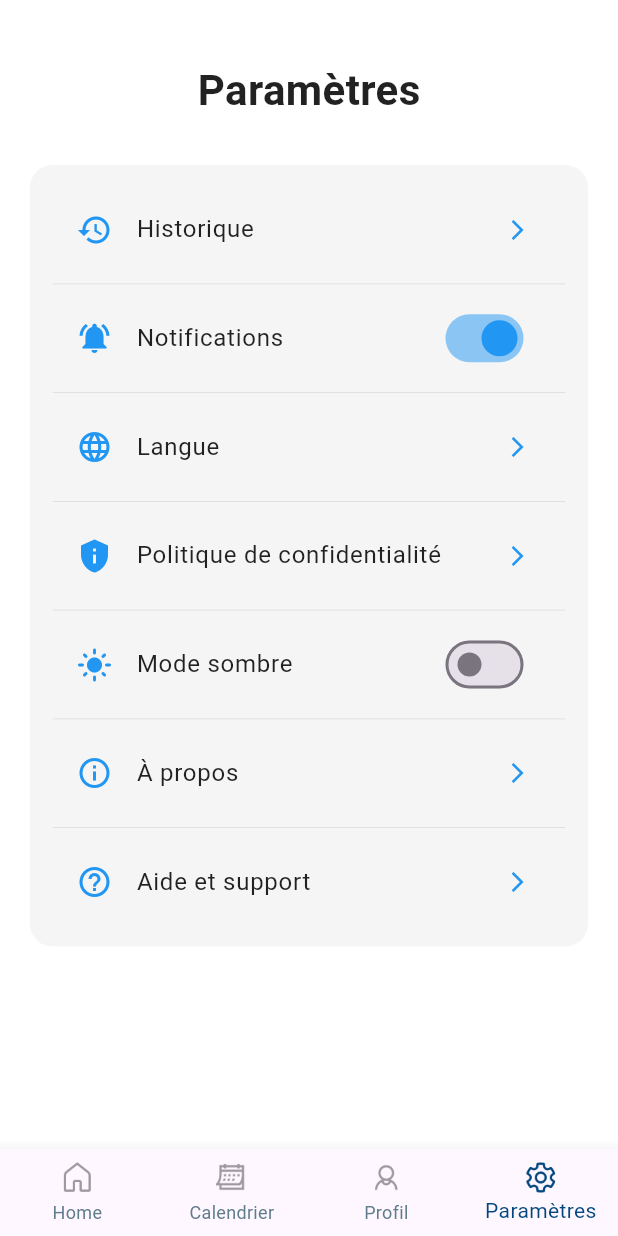
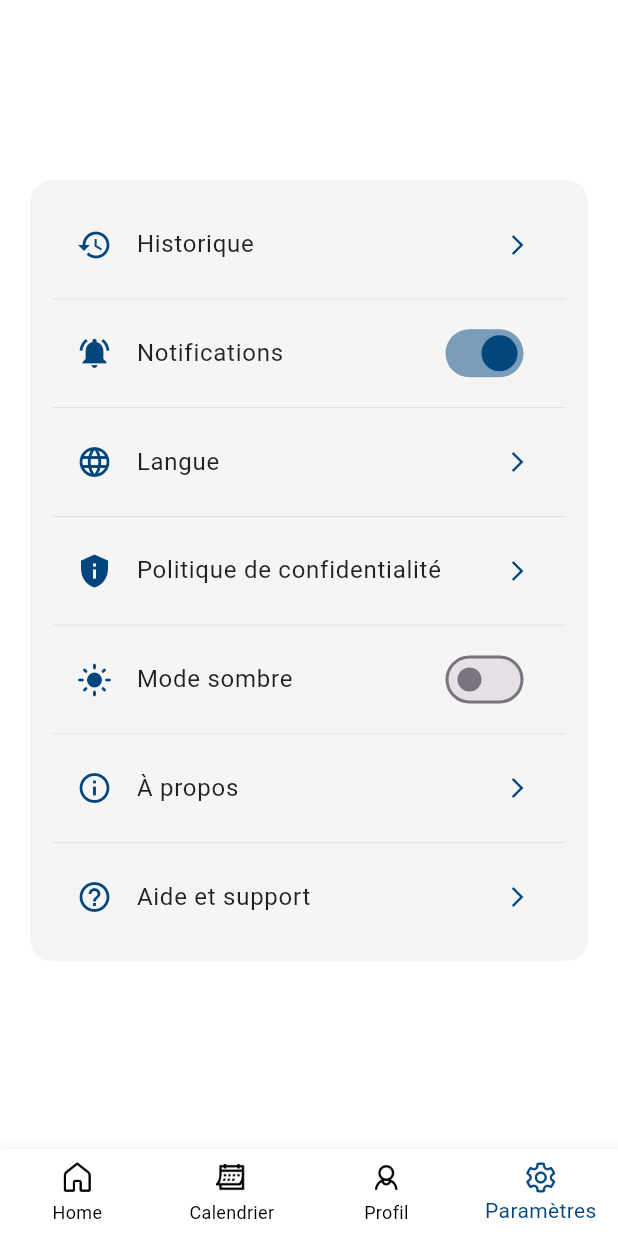
Before and after one commit to hackdave21/rsvapp, a Flutter app: the MainhomeScreen screen opened directly, item 4 of the bottom bar chosen, on a phone screen of 412 x 824 dp. Run offline on Flutter 3.47's test engine with Material 3 defaults, Android fonts, the phone set to English and light mode, and no system bars; our stand-ins replace heroicons.

Commit message:
reglage des couleurs

```diff
--- a/lib/mainhome_screen.dart
+++ b/lib/mainhome_screen.dart
@@ -32,11 +32,12 @@ class _MainhomeScreenState extends State<MainhomeScreen> {
     return Scaffold(
       body: widgetOptions.elementAt(_selectedIndex),
       bottomNavigationBar: BottomNavigationBar(
+        backgroundColor: Colors.white,
         showSelectedLabels: true,
         showUnselectedLabels: true,
         type: BottomNavigationBarType.fixed,
         selectedItemColor: const Color.fromARGB(255, 2, 70, 125),
-        unselectedItemColor: Colors.blueGrey,
+        unselectedItemColor: Colors.black,
         items: <BottomNavigationBarItem>[
           BottomNavigationBarItem(
             icon: Image.asset(
@@ -45,7 +46,7 @@ class _MainhomeScreenState extends State<MainhomeScreen> {
               height: 24,
               color: _selectedIndex == 0
                   ? const Color.fromARGB(255, 2, 70, 125)
-                  : Colors.black38,
+                  : Colors.black,
             ),
             label: 'Home',
           ),
@@ -56,7 +57,7 @@ class _MainhomeScreenState extends State<MainhomeScreen> {
               height: 24,
               color: _selectedIndex == 1
                   ? const Color.fromARGB(255, 2, 70, 125)
-                  : Colors.black38,
+                  : Colors.black,
             ),
             label: 'Calendrier',
           ),
@@ -67,7 +68,7 @@ class _MainhomeScreenState extends State<MainhomeScreen> {
               height: 24,
               color: _selectedIndex == 2
                   ? const Color.fromARGB(255, 2, 70, 125)
-                  : Colors.black38,
+                  : Colors.black,
             ),
             label: 'Profil',
           ),
@@ -78,7 +79,7 @@ class _MainhomeScreenState extends State<MainhomeScreen> {
               height: 24,
               color: _selectedIndex == 3
                   ? const Color.fromARGB(255, 2, 70, 125)
-                  : Colors.black38,
+                  : Colors.black,
             ),
             label: 'Paramètres',
           ),
--- a/lib/pages/home_screen.dart
+++ b/lib/pages/home_screen.dart
@@ -8,9 +8,10 @@ class HomeScreen extends StatelessWidget {
   Widget build(BuildContext context) {
     return Scaffold(
        appBar: AppBar(
+        backgroundColor: const Color.fromARGB(255, 2, 70, 125),
         leading: HeroIcon(
           HeroIcons.bars3BottomLeft,
-          color: const Color.fromARGB(255, 2, 70, 125),
+          color: Colors.white,
           size: 34,
         ),
         actions: [
@@ -18,7 +19,7 @@ class HomeScreen extends StatelessWidget {
             padding: const EdgeInsets.all(8.0),
             child: HeroIcon(
               HeroIcons.bell,
-              color: const Color.fromARGB(255, 2, 70, 125),
+              color: Colors.white,
               size: 34,
             ),
           ),
--- a/lib/pages/settings_screen.dart
+++ b/lib/pages/settings_screen.dart
@@ -20,19 +20,7 @@ class _SettingsScreenState extends State<SettingsScreen> {
         child: SingleChildScrollView(
           child: Column(
             children: <Widget>[
-              const SizedBox(height: 20),
-
-              // Titre
-              const Text(
-                'Paramètres',
-                style: TextStyle(
-                  fontSize: 28,
-                  fontWeight: FontWeight.bold,
-                  color: Colors.black87,
-                ),
-              ),
-
-              const SizedBox(height: 30),
+              const SizedBox(height: 100),
 
               // Container des paramètres
               Container(
@@ -46,7 +34,7 @@ class _SettingsScreenState extends State<SettingsScreen> {
                     children: [
                       // Historique
                       ListTile(
-                        iconColor: Colors.blue,
+                        iconColor: Color.fromARGB(255, 2, 70, 125),
                         leading: const Icon(Icons.history),
                         title: const Text(
                           'Historique',
@@ -68,7 +56,7 @@ class _SettingsScreenState extends State<SettingsScreen> {
 
                       // Notifications
                       ListTile(
-                        iconColor: Colors.blue,
+                        iconColor: Color.fromARGB(255, 2, 70, 125),
                         leading: Icon(isNotificationEnabled
                             ? Icons.notifications_active
                             : Icons.notifications_off),
@@ -82,7 +70,7 @@ class _SettingsScreenState extends State<SettingsScreen> {
                         trailing: Switch(
                           value: isNotificationEnabled,
                           onChanged: _toggleNotifications,
-                          activeColor: Colors.blue,
+                          activeColor: Color.fromARGB(255, 2, 70, 125),
                         ),
                       ),
 
@@ -90,7 +78,7 @@ class _SettingsScreenState extends State<SettingsScreen> {
 
                       // Langue
                       ListTile(
-                        iconColor: Colors.blue,
+                        iconColor: Color.fromARGB(255, 2, 70, 125),
                         leading: const Icon(Icons.language),
                         title: const Text(
                           'Langue',
@@ -109,7 +97,7 @@ class _SettingsScreenState extends State<SettingsScreen> {
 
                       // Politique de confidentialité
                       ListTile(
-                        iconColor: Colors.blue,
+                        iconColor: Color.fromARGB(255, 2, 70, 125),
                         leading: const Icon(Icons.privacy_tip),
                         title: const Text(
                           'Politique de confidentialité',
@@ -130,7 +118,7 @@ class _SettingsScreenState extends State<SettingsScreen> {
 
                       // Mode sombre
                       ListTile(
-                        iconColor: Colors.blue,
+                        iconColor: Color.fromARGB(255, 2, 70, 125),
                         leading: Icon(
                           isDarkModeEnabled ? Icons.dark_mode : Icons.light_mode,
                         ),
@@ -144,7 +132,7 @@ class _SettingsScreenState extends State<SettingsScreen> {
                         trailing: Switch(
                           value: isDarkModeEnabled,
                           onChanged: _toggleDarkMode,
-                          activeColor: Colors.blue,
+                          activeColor: Color.fromARGB(255, 2, 70, 125),
                         ),
                       ),
 
@@ -152,7 +140,7 @@ class _SettingsScreenState extends State<SettingsScreen> {
 
                       // À propos
                       ListTile(
-                        iconColor: Colors.blue,
+                        iconColor: Color.fromARGB(255, 2, 70, 125),
                         leading: const Icon(Icons.info_outline),
                         title: const Text(
                           'À propos',
@@ -171,7 +159,7 @@ class _SettingsScreenState extends State<SettingsScreen> {
 
                       // Aide et support
                       ListTile(
-                        iconColor: Colors.blue,
+                        iconColor: Color.fromARGB(255, 2, 70, 125),
                         leading: const Icon(Icons.help_outline),
                         title: const Text(
                           'Aide et support',
```
